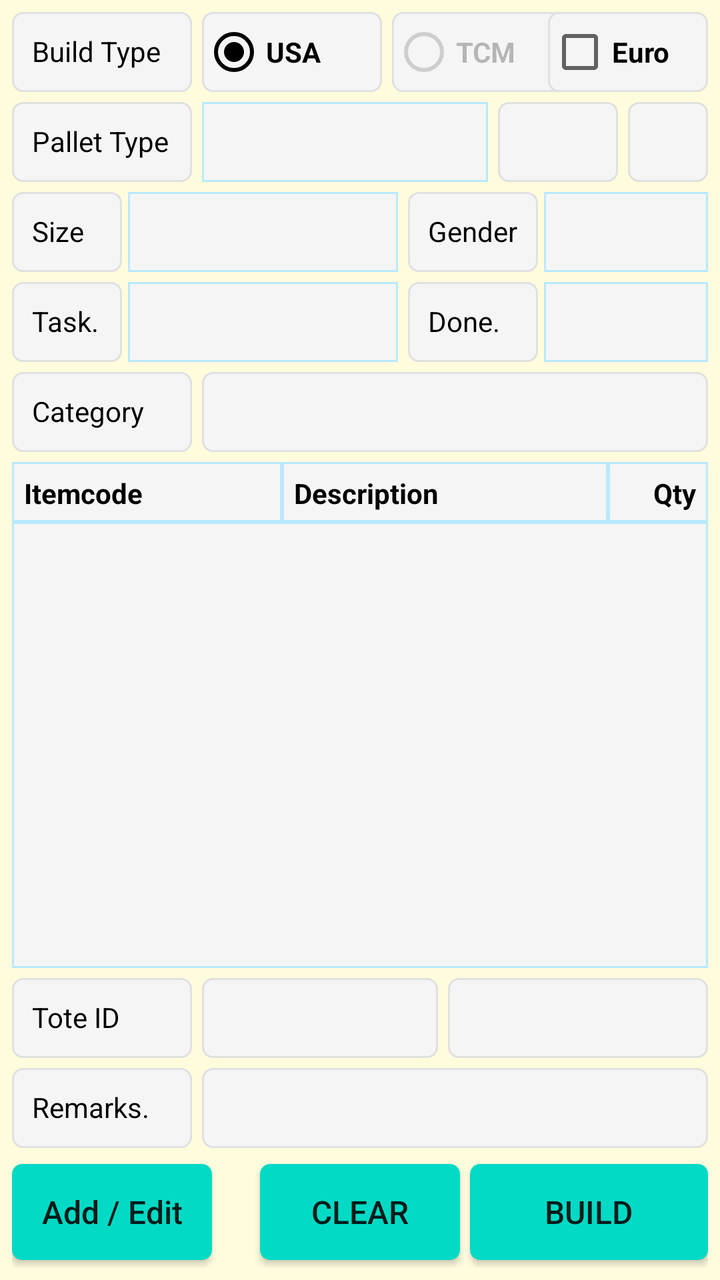
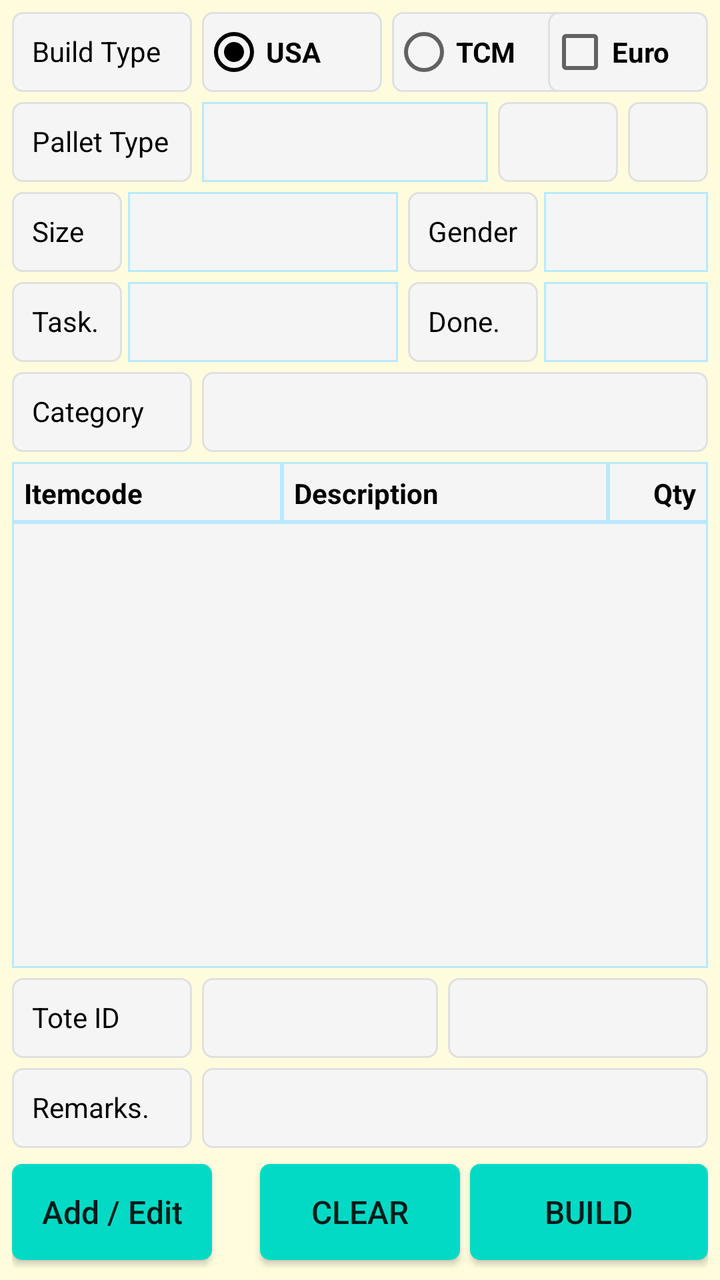

Before-and-after screenshots of an Android layout around one commit, followed by the original layout XML and the change that was made.
<!-- AndroidManifest.xml: application theme AppTheme -->
<!-- res/layout/fragment_usa_box_building.xml -->
<?xml version="1.0" encoding="utf-8"?>
<FrameLayout xmlns:android="http://schemas.android.com/apk/res/android"
    xmlns:app="http://schemas.android.com/apk/res-auto"
    xmlns:tools="http://schemas.android.com/tools"
    android:layout_width="match_parent"
    android:layout_height="match_parent"
    android:background="@color/backColor"
    tools:context=".ui.usaboxbuilding.UsaBoxBuildingFragment">

    <androidx.constraintlayout.widget.ConstraintLayout
        android:layout_width="match_parent"
        android:layout_height="match_parent"
        android:padding="6dp">

        <TextView
            android:id="@+id/TextView16"
            android:layout_width="90dp"
            android:layout_height="40dp"
            android:background="@drawable/et_custom"
            android:gravity="left"
            android:hint=""
            android:padding="10dp"
            android:text="Build Type"
            android:textColor="@color/coloBlack"
            android:textSize="14sp"
            app:layout_constraintStart_toStartOf="parent"
            app:layout_constraintTop_toTopOf="parent" />

        <RadioGroup
            android:id="@+id/rg_pallet_building_category"
            android:layout_width="0dp"
            android:layout_height="40dp"
            android:layout_marginLeft="5dp"
            android:orientation="horizontal"
            app:layout_constraintStart_toEndOf="@+id/TextView16"
            app:layout_constraintTop_toTopOf="parent">

            <RadioButton
                android:id="@+id/rb_usa_box_usa_category"
                android:layout_width="90dp"
                android:layout_height="40dp"
                android:background="@drawable/et_custom"
                android:checked="true"
                android:text="USA"
                android:textStyle="bold"
                app:layout_constraintStart_toEndOf="@+id/TextView16"
                app:layout_constraintTop_toTopOf="@+id/TextView16"
                tools:ignore="TouchTargetSizeCheck" />

            <RadioButton
                android:id="@+id/rb_usa_box_tcm_category"
                android:layout_width="90dp"
                android:layout_height="40dp"
                android:layout_marginLeft="5dp"
                android:enabled="false"
                android:background="@drawable/et_custom"
                android:text="TCM"
                android:textStyle="bold"
                app:layout_constraintStart_toEndOf="@+id/rb_usa_box_usa_category"
                app:layout_constraintTop_toTopOf="@+id/TextView16"
                tools:ignore="TouchTargetSizeCheck" />
        </RadioGroup>

        <CheckBox
            android:id="@+id/ch_usa_box_euro"
            android:layout_width="80dp"
            android:layout_height="40dp"
            android:background="@drawable/et_custom"
            android:text="Euro"
            android:textStyle="bold"
            app:layout_constraintEnd_toEndOf="parent"
            app:layout_constraintTop_toTopOf="parent" />

        <TextView
            android:id="@+id/textView4"
            android:layout_width="90dp"
            android:layout_height="40dp"
            android:layout_marginTop="5dp"
            android:background="@drawable/et_custom"
            android:gravity="left"
            android:hint=""
            android:padding="10dp"
            android:text="Pallet Type"
            android:textColor="@color/coloBlack"
            android:textSize="14sp"
            app:layout_constraintStart_toStartOf="parent"
            app:layout_constraintTop_toBottomOf="@+id/TextView16" />

        <Spinner
            android:id="@+id/sp_usa_box_pallettype"
            android:layout_width="0dp"
            android:layout_height="40dp"
            android:layout_marginLeft="5dp"
            android:layout_marginRight="5dp"
            android:background="@drawable/et_custom_total"
            android:gravity="center"
            android:hint=""
            android:padding="8dp"
            android:textSize="12sp"
            app:layout_constraintEnd_toStartOf="@+id/tv_usa_box_pallettype"
            app:layout_constraintStart_toEndOf="@+id/textView4"
            app:layout_constraintTop_toTopOf="@+id/textView4" />

        <TextView
            android:id="@+id/tv_usa_box_pallettype"
            android:layout_width="60dp"
            android:layout_height="40dp"
            android:layout_marginRight="5dp"
            android:background="@drawable/et_custom"
            android:gravity="center"
            android:hint=""
            android:padding="10dp"
            android:text=""
            android:textColor="@color/coloBlack"
            android:textSize="14sp"
            app:layout_constraintEnd_toStartOf="@+id/tv_usa_box_pallettype_allowmix"
            app:layout_constraintTop_toTopOf="@+id/textView4" />

        <TextView
            android:id="@+id/tv_usa_box_pallettype_allowmix"
            android:layout_width="40dp"
            android:layout_height="40dp"
            android:background="@drawable/et_custom"
            android:gravity="center"
            android:hint=""
            android:padding="10dp"
            android:text=""
            android:textColor="@color/coloBlack"
            android:textSize="14sp"
            app:layout_constraintEnd_toEndOf="parent"
            app:layout_constraintTop_toTopOf="@+id/textView4" />

        <TextView
            android:id="@+id/textView3"
            android:layout_width="55dp"
            android:layout_height="40dp"
            android:layout_marginTop="5dp"
            android:background="@drawable/et_custom"
            android:gravity="left"
            android:hint=""
            android:padding="10dp"
            android:text="Size"
            android:textColor="@color/coloBlack"
            android:textSize="14sp"
            app:layout_constraintStart_toStartOf="parent"
            app:layout_constraintTop_toBottomOf="@+id/textView4" />

        <TextView
            android:id="@+id/textView15"
            android:layout_width="65dp"
            android:layout_height="40dp"
            android:layout_marginLeft="5dp"
            android:background="@drawable/et_custom"
            android:gravity="left"
            android:hint=""
            android:padding="10dp"
            android:text="Gender"
            android:textColor="@color/coloBlack"
            android:textSize="14sp"
            app:layout_constraintStart_toEndOf="@+id/sp_usa_box_size"
            app:layout_constraintTop_toTopOf="@+id/textView3" />

        <Spinner
            android:id="@+id/sp_usa_box_size"
            android:layout_width="135dp"
            android:layout_height="40dp"
            android:layout_marginLeft="3dp"
            android:background="@drawable/et_custom_total"
            android:gravity="center"
            android:hint=""
            android:padding="8dp"
            android:textSize="12sp"
            app:layout_constraintStart_toEndOf="@+id/textView3"
            app:layout_constraintTop_toTopOf="@+id/textView3"
            tools:ignore="TouchTargetSizeCheck" />

        <Spinner
            android:id="@+id/sp_usa_box_gender"
            android:layout_width="0dp"
            android:layout_height="40dp"
            android:layout_marginLeft="3dp"
            android:background="@drawable/et_custom_total"
            android:gravity="center"
            android:hint=""
            android:padding="8dp"
            android:textSize="12sp"
            app:layout_constraintEnd_toEndOf="parent"
            app:layout_constraintStart_toEndOf="@+id/textView15"
            app:layout_constraintTop_toTopOf="@+id/textView3" />

        <Spinner
            android:id="@+id/sp_usa_box_task"
            android:layout_width="135dp"
            android:layout_height="40dp"
            android:layout_marginLeft="3dp"
            android:background="@drawable/et_custom_total"
            android:gravity="center"
            android:hint=""
            android:padding="8dp"
            android:textSize="12sp"
            app:layout_constraintStart_toEndOf="@+id/textView10"
            app:layout_constraintTop_toTopOf="@+id/textView10" />

        <Spinner
            android:id="@+id/sp_usa_box_done"
            android:layout_width="0dp"
            android:layout_height="40dp"
            android:layout_marginLeft="3dp"
            android:background="@drawable/et_custom_total"
            android:gravity="center"
            android:hint=""
            android:padding="8dp"
            android:textSize="12sp"
            app:layout_constraintEnd_toEndOf="parent"
            app:layout_constraintStart_toEndOf="@+id/textView16"
            app:layout_constraintTop_toTopOf="@+id/textView10" />

        <TextView
            android:id="@+id/textView41"
            android:layout_width="90dp"
            android:layout_height="40dp"
            android:layout_marginTop="5dp"
            android:background="@drawable/et_custom"
            android:gravity="left"
            android:hint=""
            android:padding="10dp"
            android:text="Category"
            android:textColor="@color/coloBlack"
            android:textSize="14sp"
            app:layout_constraintStart_toStartOf="parent"
            app:layout_constraintTop_toBottomOf="@+id/textView10" />

        <TextView
            android:id="@+id/tv_usa_box_building_category"
            android:layout_width="0dp"
            android:layout_height="40dp"
            android:layout_marginLeft="5dp"
            android:background="@drawable/et_custom"
            android:hint=""
            android:padding="10dp"
            android:text=""
            android:textColor="@color/coloBlack"
            android:textSize="14sp"
            app:layout_constraintEnd_toEndOf="parent"
            app:layout_constraintStart_toEndOf="@+id/textView41"
            app:layout_constraintTop_toTopOf="@+id/textView41" />

        <TextView
            android:id="@+id/TextView12"
            android:layout_width="135dp"
            android:layout_height="30dp"
            android:layout_marginTop="5dp"
            android:background="@drawable/et_custom_total"
            android:gravity="left"
            android:hint=""
            android:padding="6dp"
            android:text="Itemcode"
            android:textColor="@color/coloBlack"
            android:textSize="14dp"
            android:textStyle="bold"
            app:layout_constraintStart_toStartOf="parent"
            app:layout_constraintTop_toBottomOf="@+id/textView41" />

        <TextView
            android:id="@+id/TextView13"
            android:layout_width="0dp"
            android:layout_height="30dp"
            android:background="@drawable/et_custom_total"
            android:gravity="left"
            android:hint=""
            android:padding="6dp"
            android:text="Description"
            android:textColor="@color/coloBlack"
            android:textSize="14dp"
            android:textStyle="bold"
            app:layout_constraintEnd_toStartOf="@+id/TextView14"
            app:layout_constraintStart_toEndOf="@+id/TextView12"
            app:layout_constraintTop_toTopOf="@+id/TextView12" />

        <TextView
            android:id="@+id/TextView14"
            android:layout_width="50dp"
            android:layout_height="30dp"
            android:background="@drawable/et_custom_total"
            android:gravity="right"
            android:hint=""
            android:padding="6dp"
            android:text="Qty"
            android:textColor="@color/coloBlack"
            android:textSize="14dp"
            android:textStyle="bold"
            app:layout_constraintEnd_toEndOf="parent"
            app:layout_constraintTop_toTopOf="@+id/TextView12" />

        <ListView
            android:id="@+id/lv_usa_box_details"
            android:layout_width="0dp"
            android:layout_height="0dp"
            android:layout_marginBottom="5dp"
            android:background="@drawable/et_custom_total"
            app:layout_constraintBottom_toTopOf="@+id/textView11"
            app:layout_constraintEnd_toEndOf="parent"
            app:layout_constraintHorizontal_bias="1.0"
            app:layout_constraintStart_toStartOf="parent"
            app:layout_constraintTop_toBottomOf="@+id/TextView12" />

        <TextView
            android:id="@+id/textView10"
            android:layout_width="55dp"
            android:layout_height="40dp"
            android:layout_marginTop="5dp"
            android:background="@drawable/et_custom"
            android:gravity="left"
            android:hint=""
            android:padding="10dp"
            android:text="Task."
            android:textColor="@color/coloBlack"
            android:textSize="14sp"
            app:layout_constraintStart_toStartOf="parent"
            app:layout_constraintTop_toBottomOf="@+id/textView3" />

        <TextView
            android:id="@+id/textView11"
            android:layout_width="90dp"
            android:layout_height="40dp"
            android:layout_marginBottom="5dp"
            android:background="@drawable/et_custom"
            android:gravity="left"
            android:hint=""
            android:padding="10dp"
            android:text="Tote ID"
            android:textColor="@color/coloBlack"
            android:textSize="14sp"
            app:layout_constraintBottom_toTopOf="@+id/TextView10"
            app:layout_constraintStart_toStartOf="parent" />

        <EditText
            android:id="@+id/et_usa_box_toteid"
            android:layout_width="0dp"
            android:layout_height="40dp"
            android:layout_marginLeft="5dp"
            android:layout_marginRight="5dp"
            android:background="@drawable/et_custom"
            android:inputType="text"
            android:padding="10dp"
            android:textColor="@color/coloBlack"
            android:textSize="14dp"
            app:layout_constraintEnd_toStartOf="@+id/tv_usa_box_last_box"
            app:layout_constraintStart_toEndOf="@+id/textView11"
            app:layout_constraintTop_toTopOf="@+id/textView11" />

        <TextView
            android:id="@+id/tv_usa_box_last_box"
            android:layout_width="130dp"
            android:layout_height="40dp"
            android:background="@drawable/et_custom"
            android:gravity="left"
            android:hint=""
            android:padding="10dp"
            android:text=""
            android:textColor="@color/coloBlack"
            android:textSize="14sp"
            app:layout_constraintEnd_toEndOf="parent"
            app:layout_constraintTop_toTopOf="@+id/textView11" />

        <TextView
            android:id="@+id/textView16"
            android:layout_width="65dp"
            android:layout_height="40dp"
            android:layout_marginLeft="5dp"
            android:background="@drawable/et_custom"
            android:gravity="left"
            android:hint=""
            android:padding="10dp"
            android:text="Done."
            android:textColor="@color/coloBlack"
            android:textSize="14sp"
            app:layout_constraintStart_toEndOf="@+id/sp_usa_box_task"
            app:layout_constraintTop_toTopOf="@+id/textView10" />

        <TextView
            android:id="@+id/TextView10"
            android:layout_width="90dp"
            android:layout_height="40dp"
            android:layout_marginBottom="8dp"
            android:background="@drawable/et_custom"
            android:gravity="left"
            android:hint=""
            android:padding="10dp"
            android:text="Remarks."
            android:textColor="@color/coloBlack"
            android:textSize="14dp"
            app:layout_constraintBottom_toTopOf="@+id/bt_usa_box_add_items"
            app:layout_constraintStart_toStartOf="parent" />

        <EditText
            android:id="@+id/et_usa_box_remarks"
            android:layout_width="0dp"
            android:layout_height="40dp"
            android:layout_marginLeft="5dp"
            android:background="@drawable/et_custom"
            android:inputType="text"
            android:padding="10dp"
            android:textColor="@color/coloBlack"
            android:textSize="14dp"
            app:layout_constraintEnd_toEndOf="parent"
            app:layout_constraintStart_toEndOf="@+id/TextView10"
            app:layout_constraintTop_toTopOf="@+id/TextView10"
            tools:ignore="SpeakableTextPresentCheck,TouchTargetSizeCheck" />

        <Button
            android:id="@+id/bt_usa_box_clear"
            android:layout_width="100dp"
            android:layout_height="wrap_content"
            android:layout_marginStart="24dp"
            android:layout_marginLeft="24dp"
            android:layout_marginBottom="4dp"
            android:background="@drawable/btn_custom1"
            android:text="CLEAR"
            android:textAllCaps="false"
            android:textSize="16sp"
            app:layout_constraintBottom_toBottomOf="parent"
            app:layout_constraintStart_toEndOf="@+id/bt_usa_box_add_items" />

        <Button
            android:id="@+id/bt_usa_box_add_items"
            android:layout_width="100dp"
            android:layout_height="wrap_content"
            android:layout_marginBottom="4dp"
            android:background="@drawable/btn_custom1"
            android:text="Add / Edit"
            android:textAllCaps="false"
            android:textSize="16sp"
            app:layout_constraintBottom_toBottomOf="parent"
            app:layout_constraintStart_toStartOf="parent" />

        <Button
            android:id="@+id/bt_usa_box_save"
            android:layout_width="0dp"
            android:layout_height="wrap_content"
            android:layout_marginLeft="5dp"
            android:layout_marginBottom="4dp"
            android:background="@drawable/btn_custom1"
            android:text="BUILD"
            android:textAllCaps="false"
            android:textSize="16sp"
            app:layout_constraintBottom_toBottomOf="parent"
            app:layout_constraintEnd_toEndOf="parent"
            app:layout_constraintStart_toEndOf="@+id/bt_usa_box_clear" />

    </androidx.constraintlayout.widget.ConstraintLayout>


</FrameLayout>
<!-- resources referenced by this layout -->
<resources>
  <color name="backColor">#FFFCDE</color>
  <color name="coloBlack">#000000</color>
  <!-- drawable btn_custom1 (drawable) -->
  <?xml version="1.0" encoding="utf-8"?>
  <shape xmlns:android="http://schemas.android.com/apk/res/android"
      android:padding="10dp"
      android:shape="rectangle" >
  
      <solid android:color="@color/colorBtn" />
  
      <corners
          android:bottomLeftRadius="5dp"
          android:bottomRightRadius="5dp"
          android:topLeftRadius="5dp"
          android:topRightRadius="5dp" />
  
  </shape>
  <!-- drawable et_custom (drawable) -->
  <?xml version="1.0" encoding="utf-8"?>
  <shape xmlns:android="http://schemas.android.com/apk/res/android"
      android:padding="10dp"
      android:shape="rectangle" >
  
      <solid android:color="#f5f5f5" />
  
      <stroke
          android:width="1dp"
          android:color="#e0e0e0" />
  
      <corners
          android:bottomLeftRadius="5dp"
          android:bottomRightRadius="5dp"
          android:topLeftRadius="5dp"
          android:topRightRadius="5dp" />
  
  </shape>
  <!-- drawable et_custom_total (drawable) -->
  <?xml version="1.0" encoding="utf-8"?>
  <shape xmlns:android="http://schemas.android.com/apk/res/android"
      android:padding="10dp"
      android:shape="rectangle" >
  
      <solid android:color="#f5f5f5" />
  
      <stroke
          android:width="1dp"
          android:color="#B9E9FF" />
  
      <corners
          android:bottomLeftRadius="0dp"
          android:bottomRightRadius="0dp"
          android:topLeftRadius="0dp"
          android:topRightRadius="0dp" />
  
  </shape>
  <style name="AppTheme" parent="Theme.AppCompat.Light.NoActionBar">
          
          <item name="colorPrimary">@color/colorPrimary</item>
          <item name="colorPrimaryDark">@color/colorPrimaryDark</item>
          <item name="colorAccent">@color/colorAccent</item>
      </style>
  <color name="colorBtn">#03DAC5</color>
  <color name="colorPrimary">#ffb200</color>
  <color name="colorPrimaryDark">#ffb200</color>
  <color name="colorAccent">#000000</color>
</resources>

<!-- the commit's change to res/layout/fragment_usa_box_building.xml (unified diff, before → after) -->
@@ -52,7 +52,6 @@
                 android:layout_width="90dp"
                 android:layout_height="40dp"
                 android:layout_marginLeft="5dp"
-                android:enabled="false"
                 android:background="@drawable/et_custom"
                 android:text="TCM"
                 android:textStyle="bold"
